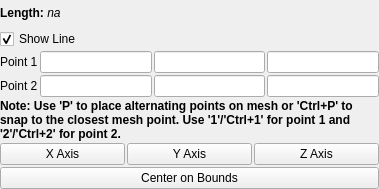
The window that Qt/ApplicationComponents/Resources/UI/pqLinePropertyWidget.ui (Kitware/ParaView) describes before a commit, drawn with Qt 5.
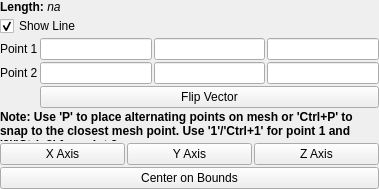
The same window after the commit. Custom widgets are drawn as their Qt base class.

Commit message: Add button to flip line widget around P1

Patch:
```diff
--- a/Qt/ApplicationComponents/Resources/UI/pqLinePropertyWidget.ui
+++ b/Qt/ApplicationComponents/Resources/UI/pqLinePropertyWidget.ui
@@ -58,7 +58,14 @@
    <item row="4" column="3">
     <widget class="pqDoubleLineEdit" name="point2Z"/>
    </item>
-   <item row="5" column="0" colspan="4">
+   <item row="5" column="1" colspan="3">
+    <widget class="QPushButton" name="flipP2">
+      <property name="text">
+       <string>Flip Vector</string>
+      </property>
+     </widget>
+   </item>
+   <item row="6" column="0" colspan="4">
     <widget class="QLabel" name="pickLabel">
      <property name="font">
       <font>
@@ -77,7 +84,7 @@
      </property>
     </widget>
    </item>
-   <item row="6" column="0" colspan="4">
+   <item row="7" column="0" colspan="4">
     <layout class="QHBoxLayout" name="horizontalLayout">
      <property name="spacing">
       <number>2</number>
@@ -105,7 +112,7 @@
      </item>
     </layout>
    </item>
-   <item row="7" column="0" colspan="4">
+   <item row="8" column="0" colspan="4">
     <widget class="QPushButton" name="centerOnBounds">
      <property name="text">
       <string>Center on Bounds</string>
```
The commit also changes 2 other files.
